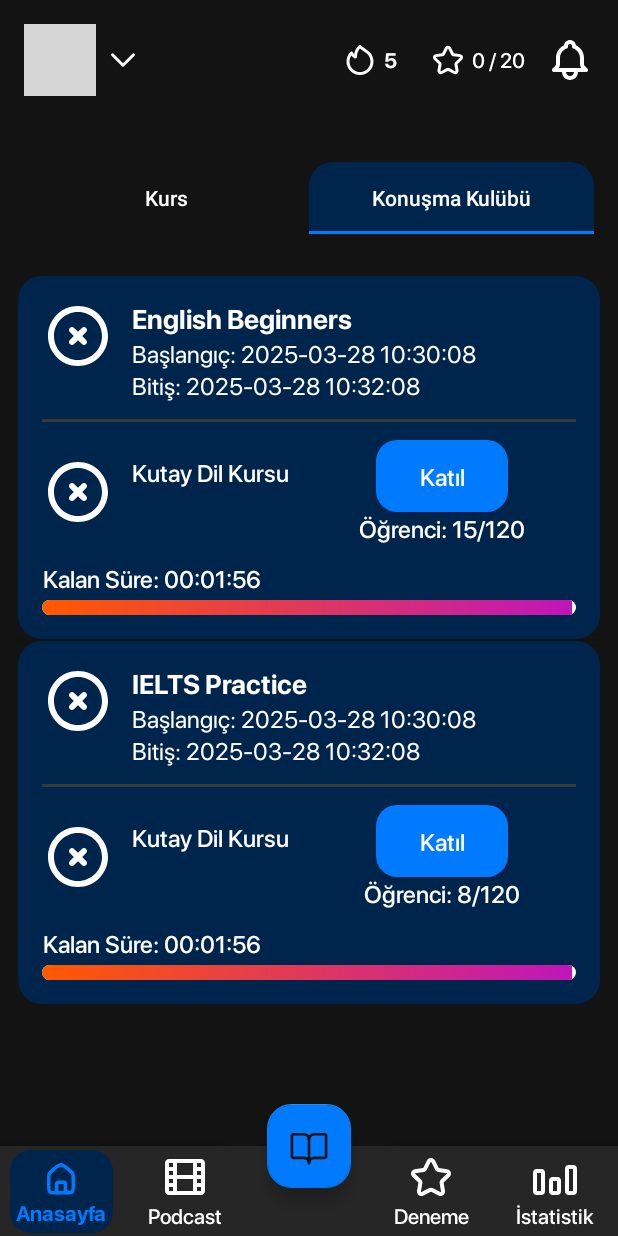
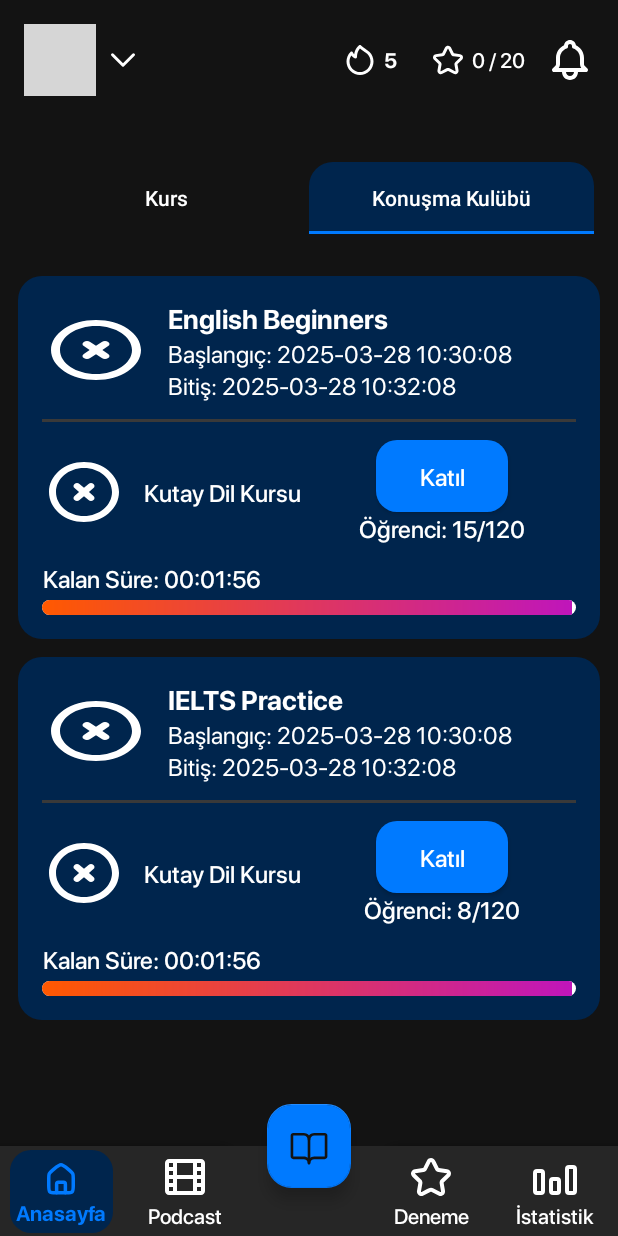
Before and after one commit to hidirektor/lingo44-mobile-android, an Android app: the DashboardActivity screen opened directly, with no data from a screen before it, tab 2 chosen, on a phone screen of 412 x 824 dp. Run offline under Robolectric (Android 15) with nearby library versions, the phone set to English and light mode, and no system bars; plain views replace AvatarView; pictures from the network do not load; grey boxes are pictures that could not be loaded.

Commit message:
List Item Margin
Signed-off-by: hidirektor <hidirektor@gmail.com>

```diff
--- /dev/null
+++ b/app/src/main/res/drawable/background_voice_room_item_images.xml
@@ -0,0 +1,5 @@
+<?xml version="1.0" encoding="utf-8"?>
+<shape xmlns:android="http://schemas.android.com/apk/res/android">
+    <corners android:radius="4dp" />
+    <solid android:color="@android:color/transparent" />
+</shape>
--- a/app/src/main/res/layout/activity_dashboard.xml
+++ b/app/src/main/res/layout/activity_dashboard.xml
@@ -142,7 +142,8 @@
             android:id="@+id/voiceRoomList"
             android:layout_width="match_parent"
             android:layout_height="wrap_content"
-            android:dividerHeight="0dp" />
+            android:divider="@color/transparent"
+            android:dividerHeight="12dp" />
     </FrameLayout>
 
     <androidx.coordinatorlayout.widget.CoordinatorLayout
--- a/app/src/main/res/layout/list_item_voice_room.xml
+++ b/app/src/main/res/layout/list_item_voice_room.xml
@@ -4,8 +4,7 @@
     android:layout_height="wrap_content"
     android:orientation="vertical"
     android:background="@drawable/background_item_voice_room_list"
-    android:padding="16dp"
-    android:layout_margin="16dp">
+    android:padding="16dp">
 
     <LinearLayout
         android:layout_width="match_parent"
@@ -20,9 +19,12 @@
             android:orientation="horizontal">
             <ImageView
                 android:id="@+id/topicImage"
-                android:layout_width="48dp"
+                android:layout_width="72dp"
                 android:layout_height="48dp"
                 android:src="@drawable/template_profile_photo"
+                android:background="@drawable/background_voice_room_item_images"
+                android:scaleType="fitXY"
+                android:layout_gravity="center"
                 android:layout_marginEnd="12dp"/>
             <LinearLayout
                 android:layout_width="match_parent"
@@ -76,9 +78,12 @@
                 android:orientation="horizontal">
                 <ImageView
                     android:id="@+id/adminImage"
-                    android:layout_width="48dp"
+                    android:layout_width="56dp"
                     android:layout_height="48dp"
+                    android:background="@drawable/background_voice_room_item_images"
+                    android:scaleType="fitXY"
                     android:src="@drawable/template_profile_photo"
+                    android:layout_gravity="center"
                     android:layout_marginEnd="12dp"/>
                 <TextView
                     android:id="@+id/adminName"
@@ -87,6 +92,7 @@
                     android:text="Kutay Dil Kursu"
                     android:fontFamily="@font/sf_pro_medium"
                     android:textColor="@color/body_primary"
+                    android:layout_gravity="center"
                     android:textSize="16sp"/>
             </LinearLayout>
             <LinearLayout
```
